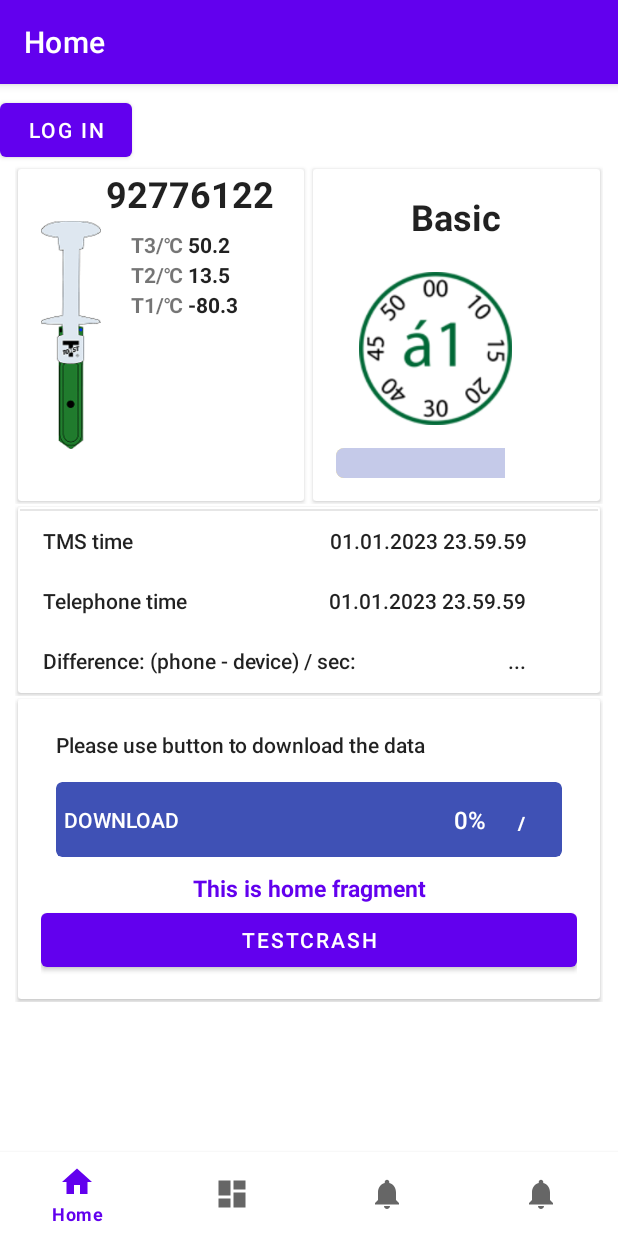
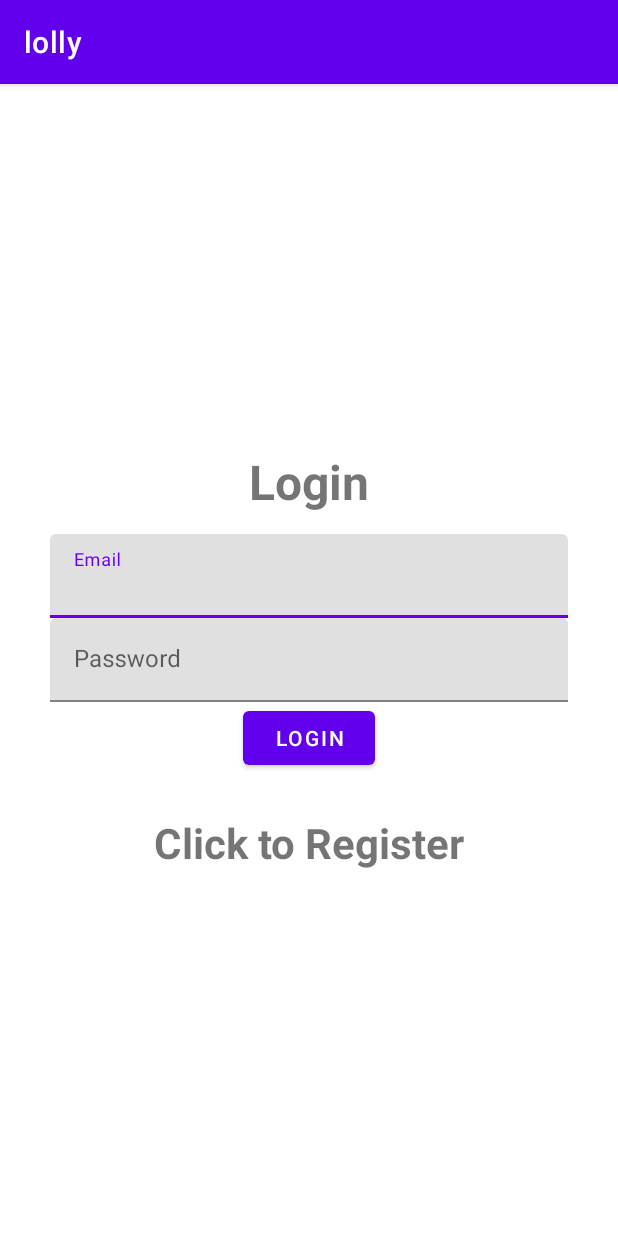
Before and after one commit to kratousek/lola, an Android app: the screen it shows after launch (MainActivity before the commit, LoginActivity after it), on a phone screen of 412 x 824 dp. Run offline under Robolectric (Android 15) with nearby library versions, the phone set to English and light mode, and no system bars; our stand-ins replace Firebase (no records; nobody signed in at launch, a user with empty details on screens opened directly), navigation-ui; libraries missing offline, so code that uses them is left out: com.github.mikephil.charting; 10 statements that could not run were skipped.

Commit message:
added user registration, login, and logout, experiencing crashing

```diff
--- /dev/null
+++ b/app/src/main/java/com/tomst/lolly/LoginActivity.java
@@ -0,0 +1,116 @@
+package com.tomst.lolly;
+
+import androidx.appcompat.app.AppCompatActivity;
+import androidx.annotation.NonNull;
+
+import android.content.Intent;
+import android.os.Bundle;
+import android.text.TextUtils;
+import android.view.View;
+import android.widget.Button;
+import android.widget.ProgressBar;
+import android.widget.TextView;
+import android.widget.Toast;
+
+import com.google.android.material.textfield.TextInputEditText;
+import com.google.firebase.auth.FirebaseAuth;
+import com.google.firebase.auth.AuthResult;
+import com.google.android.gms.tasks.OnCompleteListener;
+import com.google.android.gms.tasks.Task;
+import com.google.firebase.auth.FirebaseUser;
+
+public class LoginActivity extends AppCompatActivity
+{
+    TextInputEditText editTextEmail, editTextPassword;
+    Button buttonLogin;
+    FirebaseAuth mAuth;
+    ProgressBar progressBar;
+    TextView textView;
+
+    @Override
+    public void onStart() {
+        super.onStart();
+        // Check if user is signed in (non-null) and update UI accordingly.
+        FirebaseUser currentUser = mAuth.getCurrentUser();
+        if(currentUser != null){
+            Intent intent = new Intent(getApplicationContext(), MainActivity.class);
+            startActivity(intent);
+            finish();
+        }
+    }
+
+    @Override
+    protected void onCreate(Bundle savedInstanceState)
+    {
+        super.onCreate(savedInstanceState);
+        setContentView(R.layout.activity_login);
+
+        mAuth = FirebaseAuth.getInstance();
+        editTextEmail = findViewById(R.id.email);
+        editTextPassword = findViewById(R.id.password);
+        buttonLogin = findViewById(R.id.btnLogin);
+        progressBar = findViewById(R.id.progressBar);
+        textView = findViewById(R.id.registerNow);
+
+        textView.setOnClickListener(new View.OnClickListener()
+        {
+            @Override
+            public void onClick(View view)
+            {
+                Intent intent = new Intent(getApplicationContext(), RegisterActivity.class);
+                startActivity(intent);
+                finish();
+            }
+        });
+
+        buttonLogin.setOnClickListener(new View.OnClickListener()
+        {
+            @Override
+            public void onClick(View v)
+            {
+                progressBar.setVisibility(View.VISIBLE);
+                String email, password;
+                email = String.valueOf(editTextEmail.getText());
+                password = String.valueOf(editTextPassword.getText());
+
+                if (TextUtils.isEmpty(email))
+                {
+                    Toast.makeText(LoginActivity.this,"Enter email", Toast.LENGTH_SHORT).show();
+                    return;
+                }
+
+                if (TextUtils.isEmpty(password))
+                {
+                    Toast.makeText(LoginActivity.this,"Enter password", Toast.LENGTH_SHORT).show();
+                    return;
+                }
+
+                mAuth.signInWithEmailAndPassword(email, password)
+                        .addOnCompleteListener(new OnCompleteListener<AuthResult>()
+                        {
+                            @Override
+                            public void onComplete(@NonNull Task<AuthResult> task)
+                            {
+                                progressBar.setVisibility(View.GONE);
+                                if (task.isSuccessful())
+                                {
+                                    Toast.makeText(LoginActivity.this, "Login Successful",
+                                            Toast.LENGTH_SHORT).show();
+                                    Intent intent = new Intent(getApplicationContext(), MainActivity.class);
+                                    startActivity(intent);
+                                    finish();
+                                }
+                                else
+                                {
+                                    Toast.makeText(LoginActivity.this, "Authentication failed.",
+                                            Toast.LENGTH_SHORT).show();
+                                }
+                            }
+                        });
+
+            }
+        });
+
+    }
+
+}
--- a/app/src/main/java/com/tomst/lolly/MainActivity.java
+++ b/app/src/main/java/com/tomst/lolly/MainActivity.java
@@ -26,6 +26,7 @@ import android.provider.Settings;
 import android.util.Log;
 import android.view.View;
 import android.widget.Button;
+import android.widget.TextView;
 import android.widget.Toast;
 
 import com.google.android.gms.auth.api.signin.GoogleSignIn;
@@ -50,6 +51,7 @@ import androidx.navigation.ui.AppBarConfiguration;
 import androidx.navigation.ui.NavigationUI;
 
 import com.google.android.material.snackbar.Snackbar;
+import com.google.firebase.Firebase;
 import com.google.firebase.auth.AuthCredential;
 import com.google.firebase.auth.AuthResult;
 import com.google.firebase.auth.FirebaseAuth;
@@ -61,6 +63,8 @@ import com.tomst.lolly.core.FileOpener;
 import com.tomst.lolly.core.PermissionManager;
 import com.tomst.lolly.databinding.ActivityMainBinding;
 import com.tomst.lolly.core.DmdViewModel;
+
+import org.w3c.dom.Text;
 
 import java.io.File;
 import java.util.HashMap;
@@ -276,12 +280,11 @@ public class MainActivity extends AppCompatActivity implements View.OnClickListe
                 .show();
     }
 
-    // variables for authentication
-    Button logInBtn;
+    // for user authentication
     FirebaseAuth auth;
-    FirebaseDatabase database;
-    GoogleSignInClient mGoogleSignInClient;
-    int RC_SIGN_IN = 20;
+    Button button;
+    TextView textView;
+    FirebaseUser user;
 
     @Override
     protected void onCreate(Bundle savedInstanceState) {
@@ -290,29 +293,59 @@ public class MainActivity extends AppCompatActivity implements View.OnClickListe
         binding = ActivityMainBinding.inflate(getLayoutInflater());
         setContentView(binding.getRoot());
 
+        // for user authentication
+        auth = FirebaseAuth.getInstance();
+        button = findViewById(R.id.btnLogout);
+        textView = findViewById(R.id.userDetails);
+        user = auth.getCurrentUser();
+
+        if (user == null)
+        {
+            Intent intent = new Intent(getApplicationContext(), LoginActivity.class);
+            startActivity(intent);
+            finish();
+        }
+        else
+        {
+            textView.setText(user.getEmail());
+        }
+
+        button.setOnClickListener(new View.OnClickListener()
+        {
+            @Override
+            public void onClick(View view)
+            {
+                FirebaseAuth.getInstance().signOut();
+                Intent intent = new Intent(getApplicationContext(), LoginActivity.class);
+                startActivity(intent);
+                finish();
+            }
+        });
+
+
         view = binding.getRoot();
 
-       // permissionManager = new PermissionManager(this);
+        // permissionManager = new PermissionManager(this);
 
         Intent intent = getIntent();
         switch (intent.getAction()) {
-            case Intent.ACTION_GET_CONTENT :
+            case Intent.ACTION_GET_CONTENT:
                 fopen.isRequestDocument = true;
                 setResult(RESULT_CANCELED);
                 break;
-            case Intent.ACTION_OPEN_DOCUMENT : {
+            case Intent.ACTION_OPEN_DOCUMENT: {
                 fopen.isRequestDocument = true;
                 setResult(RESULT_CANCELED);
                 break;
             }
-            default :
+            default:
                 fopen.isRequestDocument = false;
         }
 
         //checkPermission();
-         if (!checkPermission()) {
+        if (!checkPermission()) {
             requestPermission();
-         }
+        }
 
         // sdileny datovy modul
         dmdViewModel = new ViewModelProvider(this).get(DmdViewModel.class);
@@ -321,128 +354,12 @@ public class MainActivity extends AppCompatActivity implements View.OnClickListe
         // Passing each menu ID as a set of Ids because each
         // menu should be considered as top level destinations.
         AppBarConfiguration appBarConfiguration = new AppBarConfiguration.Builder(
-                R.id.navigation_home, R.id.navigation_graph, R.id.navigation_notifications,R.id.navigation_options)
+                R.id.navigation_home, R.id.navigation_graph, R.id.navigation_notifications, R.id.navigation_options)
                 .build();
         NavController navController = Navigation.findNavController(this, R.id.nav_host_fragment_activity_main);
         NavigationUI.setupActionBarWithNavController(this, navController, appBarConfiguration);
         NavigationUI.setupWithNavController(binding.navView, navController);
 
-        // user authentication
-        logInBtn = findViewById(R.id.logInBtn);
-
-        auth = FirebaseAuth.getInstance();
-        database = FirebaseDatabase.getInstance();
-
-        GoogleSignInOptions gso = new GoogleSignInOptions.Builder(GoogleSignInOptions.DEFAULT_SIGN_IN)
-                .requestIdToken("563982025396-79bivbd7730hu6fd8m1dq262v4bc9fev.apps.googleusercontent.com")
-                .requestEmail().build();
-
-        mGoogleSignInClient = GoogleSignIn.getClient(this,gso);
-
-        // when log in button gets pressed, it initiates the google sign in
-        logInBtn.setOnClickListener(new View.OnClickListener()
-        {
-            @Override
-            public void onClick(View view)
-            {
-
-                googleSignIn();
-            }
-        });
-
     }
 
-    //
-    private void googleSignIn()
-    {
-        Intent intent = mGoogleSignInClient.getSignInIntent();
-        //startActivityForResult(intent, RC_SIGN_IN);
-        someActivityResultLauncher.launch(intent);
-    }
-
-    ActivityResultLauncher<Intent> someActivityResultLauncher = registerForActivityResult(
-            new ActivityResultContracts.StartActivityForResult(),
-            new ActivityResultCallback<ActivityResult>()
-            {
-                @Override
-                public void onActivityResult(ActivityResult result)
-                {
-                    if (result.getResultCode() == Activity.RESULT_OK)
-                    {
-                        Intent data = result.getData();
-                        Task<GoogleSignInAccount> task = GoogleSignIn.getSignedInAccountFromIntent(data);
-
-                        try
-                        {
-                            GoogleSignInAccount account = task.getResult(ApiException.class);
-                            firebaseAuth(account.getIdToken());
-                        }
-                        catch (Exception e)
-                        {
-                            //Toast.makeText(this, e.getMessage(), Toast.LENGTH_SHORT).show();
-                        }
-
-                    }
-                }
-
-            });
-
-    @Override
-    protected void onActivityResult(int requestCode, int resultCode, @Nullable Intent data)
-    {
-        super.onActivityResult(requestCode, resultCode, data);
-
-        if (requestCode==RC_SIGN_IN)
-        {
-            Task<GoogleSignInAccount> task = GoogleSignIn.getSignedInAccountFromIntent(data);
-
-            try
-            {
-                GoogleSignInAccount account = task.getResult(ApiException.class);
-                firebaseAuth(account.getIdToken());
-            }
-            catch (Exception e)
-            {
-                Toast.makeText(this, e.getMessage(), Toast.LENGTH_SHORT).show();
-            }
-        }
-    }
-
-    private void firebaseAuth(String idToken)
-    {
-        AuthCredential credential = GoogleAuthProvider.getCredential(idToken, null);
-        auth.signInWithCredential(credential)
-                .addOnCompleteListener(new OnCompleteListener<AuthResult>()
-                {
-                    @Override
-                    public void onComplete(@NonNull Task<AuthResult> task)
-                    {
-                        if (task.isSuccessful())
-                        {
-                            FirebaseUser user = auth.getCurrentUser();
-
-                            HashMap<String, Object> map = new HashMap<>();
-                            map.put("id",user.getUid());
-                            map.put("name", user.getDisplayName());
-                            map.put("email",user.getEmail());
-
-                            database.getReference().child("users").child(user.getUid())
-                                    .setValue(map);
-
-                            Intent intent = new Intent(MainActivity.this,
-                                                                    SecondActivity.class);
-                            startActivity(intent);
-
-                        }
-                        else
-                        {
-                            Toast.makeText(MainActivity.this,"something went wrong",
-                                                  Toast.LENGTH_SHORT).show();
-
-                        }
-                    }
-                });
-    }
-
-
 }
--- /dev/null
+++ b/app/src/main/res/layout/activity_login.xml
@@ -0,0 +1,73 @@
+<?xml version="1.0" encoding="utf-8"?>
+<LinearLayout xmlns:android="http://schemas.android.com/apk/res/android"
+    xmlns:app="http://schemas.android.com/apk/res-auto"
+    xmlns:tools="http://schemas.android.com/tools"
+    android:layout_width="match_parent"
+    android:orientation="vertical"
+    android:gravity="center"
+    android:layout_height="match_parent"
+    android:padding="50px"
+    tools:context=".LoginActivity">
+
+    <TextView
+        android:text="Login"
+        android:gravity="center"
+        android:textSize="48px"
+        android:textStyle="bold"
+        android:layout_marginBottom="20px"
+        android:layout_width="match_parent"
+        android:layout_height="wrap_content"
+    />
+
+    <com.google.android.material.textfield.TextInputLayout
+        android:layout_width="match_parent"
+        android:layout_height="wrap_content">
+
+        <com.google.android.material.textfield.TextInputEditText
+            android:id="@+id/email"
+            android:hint="Email"
+            android:layout_width="match_parent"
+            android:layout_height="wrap_content"
+        />
+
+    </com.google.android.material.textfield.TextInputLayout>
+
+    <com.google.android.material.textfield.TextInputLayout
+        android:layout_width="match_parent"
+        android:layout_height="wrap_content">
+
+        <com.google.android.material.textfield.TextInputEditText
+            android:id="@+id/password"
+            android:hint="Password"
+            android:layout_width="match_parent"
+            android:layout_height="wrap_content"
+            />
+
+    </com.google.android.material.textfield.TextInputLayout>
+
+    <ProgressBar
+        android:id="@+id/progressBar"
+        android:visibility="gone"
+        android:layout_width="wrap_content"
+        android:layout_height="wrap_content"
+        />
+
+    <Button
+        android:id="@+id/btnLogin"
+        android:text="Login"
+        android:layout_width="wrap_content"
+        android:layout_height="wrap_content"
+    />
+
+    <TextView
+        android:id="@+id/registerNow"
+        android:text="Click to Register"
+        android:textStyle="bold"
+        android:textSize="42px"
+        android:gravity="center"
+        android:layout_marginTop="40px"
+        android:layout_width="match_parent"
+        android:layout_height="wrap_content"
+        />
+
+</LinearLayout>
--- a/app/src/main/res/layout/activity_main.xml
+++ b/app/src/main/res/layout/activity_main.xml
@@ -22,6 +22,8 @@
         app:layout_constraintVertical_bias="1.0"
         app:navGraph="@navigation/mobile_navigation" />
 
+
+
     <com.google.android.material.bottomnavigation.BottomNavigationView
         android:id="@+id/nav_view"
         android:layout_width="wrap_content"
--- a/app/src/main/res/layout/fragment_options.xml
+++ b/app/src/main/res/layout/fragment_options.xml
@@ -497,12 +497,6 @@
 
                         </LinearLayout>
 
-
-
-
-
-
-
                     </LinearLayout>
 
 
--- a/app/src/main/res/values/strings.xml
+++ b/app/src/main/res/values/strings.xml
@@ -77,6 +77,9 @@
     <string name="versionName">Version</string>
     <string name="version_unknown">Unknown</string>
     <string name="dash_text">,</string>
+    <string name="login">login</string>
+    <string name="email" />
+    <string name="Login" />
 
 
     <string-array name="friends">
--- a/build.gradle
+++ b/build.gradle
@@ -9,7 +9,7 @@ buildscript {
         classpath 'com.android.tools.build:gradle:8.1.4'
 
         // Make sure that you have the Google services Gradle plugin dependency
-        classpath 'com.google.gms:google-services:4.3.15'
+        classpath 'com.google.gms:google-services:4.4.1'
 
         // Add the dependency for the Crashlytics Gradle plugin
         classpath 'com.google.firebase:firebase-crashlytics-gradle:2.9.5'
```
Also changed, not shown: app/src/main/AndroidManifest.xml (+8 -1 lines), app/src/main/java/com/tomst/lolly/RegisterActivity.java (added, +120 -0 lines), app/src/main/res/layout/activity_register.xml (added, +73 -0 lines), app/src/main/res/layout/fragment_home.xml (+27 -6 lines).
